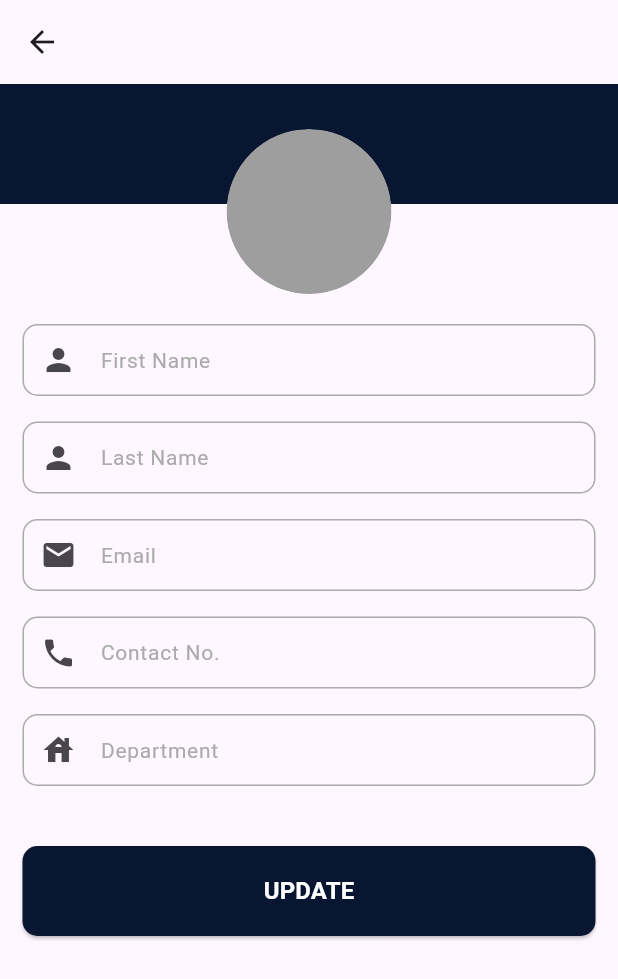
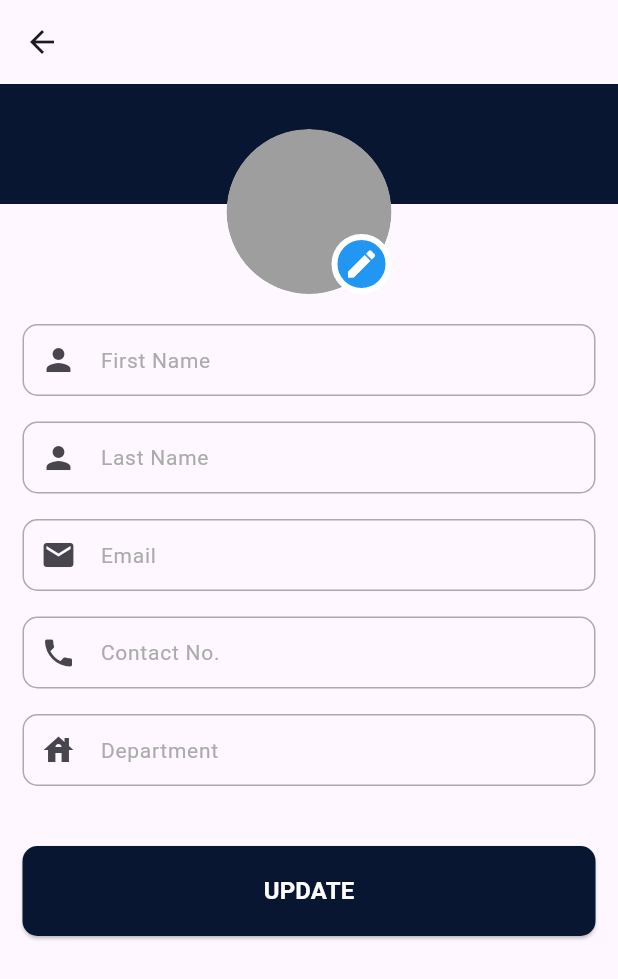
Before and after one commit to Amawers/attendifyyy, a Flutter app: the AccountSettings screen opened directly, on a phone screen of 412 x 824 dp. Shown: the top 979 px of the screen. Run offline on Flutter 3.47's test engine with Material 3 defaults, Android fonts, the phone set to English and light mode, and no system bars; our stand-ins replace email_validator, image_picker, shared_preferences; missing offline and left inert: mobile_scanner; accounts and stored records are empty; network calls fail.

```diff
--- a/lib/api_connection/api_connection.dart
+++ b/lib/api_connection/api_connection.dart
@@ -13,4 +13,5 @@ class Api {
   static const listOfAttendance = '$hostConnect/attendance/attendance_list.php';
   static const createAttendance = '$hostConnect/attendance/create_attendance.php';
   static const getTeacherData = '$hostConnect/utils/teacher_data.php';
+  static const uploadImage = '$hostConnect/upload_image.php';
 }
--- a/lib/core/account_settings/account_settings.dart
+++ b/lib/core/account_settings/account_settings.dart
@@ -2,6 +2,7 @@ import 'dart:convert';
 
 import 'package:attendifyyy/api_connection/api_connection.dart';
 import 'package:attendifyyy/authentication/user_preferences/user_preferences.dart';
+import 'package:attendifyyy/core/account_settings/image_upload.dart';
 import 'package:attendifyyy/utils/theme.dart';
 import 'package:flutter/material.dart';
 import 'package:http/http.dart' as http;
@@ -75,7 +76,8 @@ class _AccountSettingsState extends State<AccountSettings> {
               Padding(
                 padding: const EdgeInsets.only(top: 30.0),
                 child: Center(
-                  child: Container(
+                  child: Stack(children: [
+                    Container(
                       width: 110.0,
                       height: 110.0,
                       child: const ClipOval(
@@ -87,6 +89,33 @@ class _AccountSettingsState extends State<AccountSettings> {
                         ),
                       ),
                     ),
+                    Positioned(
+                      bottom: 0,
+                      right: 0,
+                      child: GestureDetector(
+                        onTap: () {
+                          Navigator.push(
+                            context,
+                            MaterialPageRoute(
+                                builder: (context) => ImageUpload()),
+                          );
+                        },
+                        child: Container(
+                          height: 40,
+                          width: 40,
+                          decoration: BoxDecoration(
+                            shape: BoxShape.circle,
+                            border: Border.all(width: 4, color: Colors.white),
+                            color: Colors.blue,
+                          ),
+                          child: const Icon(
+                            Icons.edit,
+                            color: Colors.white,
+                          ),
+                        ),
+                      ),
+                    )
+                  ]),
                 ),
               ),
 
--- a/pubspec.yaml
+++ b/pubspec.yaml
@@ -13,6 +13,7 @@ dependencies:
   shared_preferences: ^2.2.2
   mobile_scanner: ^3.4.1
   email_validator: ^2.1.17
+  image_picker: ^1.0.7
 
 dev_dependencies:
   flutter_test:
```
Also changed, not shown: lib/core/account_settings/image_upload.dart (added, +56 -0 lines), pubspec.lock, 6 other files. Lines whose indentation alone changed are shown as unchanged.
